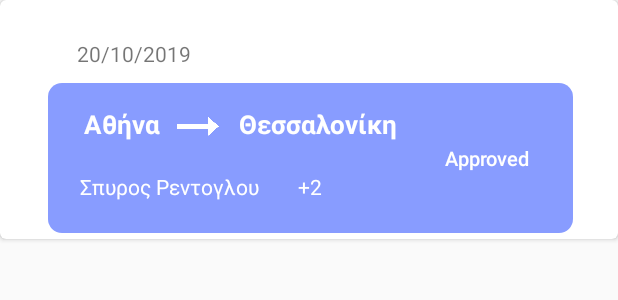
After one commit to ChrissSav/FellowTraveller, an Android app: the layout search_items_container.xml on its own in the app's theme, with its tools: preview values and no code run, on a phone screen of 412 x 824 dp. The commit adds this screen. Shown: the top 300 px of the screen. Run offline under Robolectric (Android 15) with nearby library versions, the phone set to English and light mode, and no system bars.

Commit message:
Create Serach_items_container

```diff
--- /dev/null
+++ b/app/src/main/res/drawable/search_items_backround.xml
@@ -0,0 +1,15 @@
+<?xml version="1.0" encoding="utf-8"?>
+<selector xmlns:android="http://schemas.android.com/apk/res/android">
+    <item>
+        <shape>
+
+
+            <solid android:color="#889CFF"/>
+            <corners
+                android:bottomLeftRadius="9dp"
+                android:bottomRightRadius="9dp"
+                android:topLeftRadius="9dp"
+                android:topRightRadius="9dp" />
+        </shape>
+    </item>
+</selector>
--- a/app/src/main/res/layout/fragment_serach.xml
+++ b/app/src/main/res/layout/fragment_serach.xml
@@ -1,5 +1,5 @@
 <?xml version="1.0" encoding="utf-8"?>
-<FrameLayout xmlns:android="http://schemas.android.com/apk/res/android"
+<RelativeLayout xmlns:android="http://schemas.android.com/apk/res/android"
     xmlns:tools="http://schemas.android.com/tools"
     android:layout_width="match_parent"
     android:layout_height="match_parent"
@@ -7,24 +7,12 @@
     tools:context=".SearchFragment">
 
     <!-- TODO: Update blank fragment layout -->
-    <androidx.constraintlayout.widget.ConstraintLayout
-        android:layout_width="match_parent"
-        android:layout_height="match_parent">
-
-        <TextView
-            android:id="@+id/fragment_search_textView3"
-            android:layout_width="wrap_content"
-            android:layout_height="wrap_content"
-            android:layout_marginStart="0dp"
-            android:layout_marginTop="0dp"
-            android:layout_marginEnd="0dp"
-            android:layout_marginBottom="0dp"
-            android:text="Fragment search"
-            app:layout_constraintBottom_toBottomOf="parent"
-            app:layout_constraintEnd_toEndOf="parent"
-            app:layout_constraintStart_toStartOf="parent"
-            app:layout_constraintTop_toTopOf="parent" />
-    </androidx.constraintlayout.widget.ConstraintLayout>
 
 
-</FrameLayout>
+    <androidx.recyclerview.widget.RecyclerView
+        android:id="@+id/fragment_search_recyclerView"
+        android:layout_width="match_parent"
+        android:layout_height="match_parent"
+        android:padding="4dp"
+        android:scrollbars="vertical"/>
+</RelativeLayout>
--- /dev/null
+++ b/app/src/main/res/layout/search_items_container.xml
@@ -0,0 +1,119 @@
+<?xml version="1.0" encoding="utf-8"?>
+<androidx.cardview.widget.CardView xmlns:android="http://schemas.android.com/apk/res/android"
+    android:layout_width="match_parent"
+    android:layout_height="wrap_content"
+    xmlns:app="http://schemas.android.com/apk/res-auto"
+    app:cardCornerRadius="4dp" >
+
+    <RelativeLayout
+        android:layout_width="match_parent"
+        android:layout_height="wrap_content"
+        android:layout_margin="4dp">
+
+        <TextView
+            android:id="@+id/search_items_container_textView_date"
+            android:layout_width="wrap_content"
+            android:layout_height="wrap_content"
+            android:layout_alignParentStart="true"
+            android:layout_marginStart="45dp"
+            android:layout_marginTop="20dp"
+            android:padding="2dp"
+            android:text="20/10/2019" />
+
+        <RelativeLayout
+            android:layout_width="350dp"
+            android:layout_height="100dp"
+            android:layout_below="@+id/search_items_container_textView_date"
+            android:layout_alignStart="@+id/search_items_container_textView_date"
+            android:layout_marginStart="-17dp"
+            android:layout_marginTop="8dp"
+            android:background="@drawable/search_items_backround">
+
+            <TextView
+                android:id="@+id/search_items_container_textView_from"
+                android:layout_width="wrap_content"
+                android:layout_height="wrap_content"
+                android:layout_alignParentStart="true"
+                android:layout_alignParentTop="true"
+                android:layout_marginStart="22dp"
+                android:layout_marginTop="13dp"
+                android:padding="2dp"
+                android:text="Αθήνα"
+                android:textColor="#fff"
+                android:textSize="17dp"
+                android:textStyle="bold" />
+
+            <TextView
+                android:id="@+id/imageVεfew"
+                android:layout_width="28dp"
+                android:layout_height="8dp"
+                android:layout_alignTop="@+id/search_items_container_textView_from"
+                android:layout_alignBottom="@+id/search_items_container_textView_from"
+                android:layout_marginStart="9dp"
+                android:layout_marginTop="9dp"
+                android:layout_marginBottom="6dp"
+                android:layout_toEndOf="@+id/search_items_container_textView_from"
+                android:background="@drawable/dart_white"
+                android:padding="2dp"
+                android:textColor="#fff" />
+
+            <TextView
+                android:id="@+id/search_items_container_textView_to"
+                android:layout_width="wrap_content"
+                android:layout_height="wrap_content"
+                android:layout_alignParentTop="true"
+                android:layout_marginStart="11dp"
+                android:layout_marginTop="13dp"
+                android:layout_toEndOf="@+id/imageVεfew"
+                android:padding="2dp"
+                android:text="Θεσσαλονίκη"
+                android:textColor="#fff"
+                android:textSize="17dp"
+                android:textStyle="bold" />
+
+            <Button
+                android:id="@+id/search_items_container_btn_approved"
+                android:layout_width="wrap_content"
+                android:layout_height="wrap_content"
+                android:layout_alignParentTop="true"
+                android:layout_alignParentEnd="true"
+                android:layout_alignParentBottom="true"
+                android:layout_marginTop="29dp"
+                android:layout_marginEnd="14dp"
+                android:layout_marginBottom="29dp"
+                android:background="@android:color/transparent"
+                android:text="Approved"
+                android:textAllCaps="false"
+                android:textColor="#fff"
+                android:textSize="13dp">
+
+            </Button>
+
+            <TextView
+                android:id="@+id/search_items_container_textView4"
+                android:layout_width="wrap_content"
+                android:layout_height="wrap_content"
+                android:layout_below="@+id/search_items_container_textView_from"
+                android:layout_alignParentStart="true"
+                android:layout_marginStart="21dp"
+                android:layout_marginTop="18dp"
+                android:text="Σπυρος Ρεντογλου"
+                android:textColor="#fff" />
+
+            <TextView
+                android:id="@+id/search_items_container_textView_number"
+                android:layout_width="wrap_content"
+                android:layout_height="wrap_content"
+                android:layout_below="@+id/search_items_container_textView_from"
+                android:layout_marginStart="26dp"
+                android:layout_marginTop="18dp"
+                android:layout_toEndOf="@+id/search_items_container_textView4"
+                android:text="+2"
+                android:textColor="#fff" />
+
+
+        </RelativeLayout>
+
+
+    </RelativeLayout>
+</androidx.cardview.widget.CardView>
```
Also changed, not shown: app/src/main/res/drawable/dart_white.png (added).
